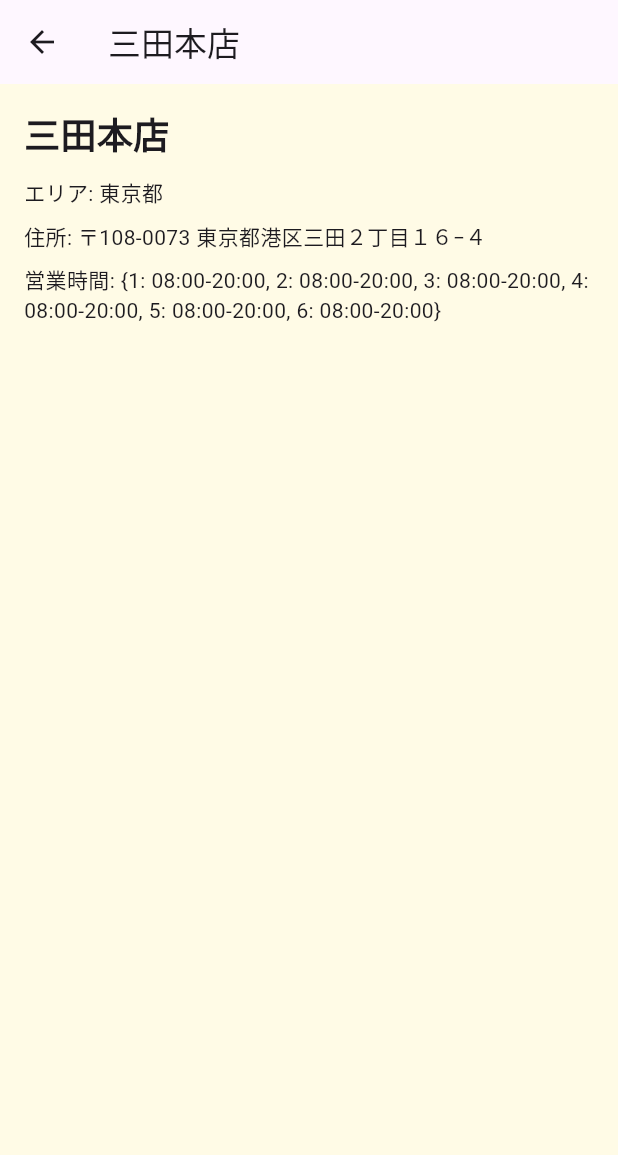
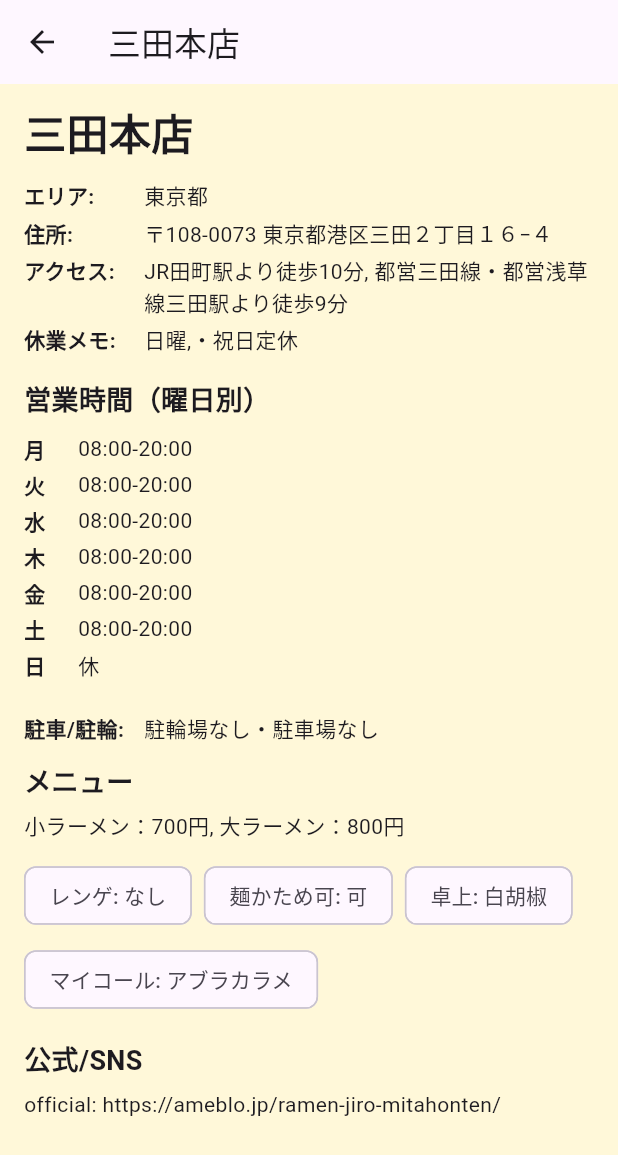
Before and after one commit to RamenJiro-vocational-school/ramen_jiro_vocational_school, a Flutter app: the screen it shows after launch, after a tap on "三田本店", on a phone screen of 412 x 824 dp. Shown: the top 1155 px of the screen. Run offline on Flutter 3.47's test engine with Material 3 defaults, Android fonts, the phone set to English and light mode, and no system bars.

Commit message:
JSON完了！

```diff
--- a/lib/main.dart
+++ b/lib/main.dart
@@ -14,8 +14,8 @@ class MyApp extends StatelessWidget {
       title: 'ラーメン二郎データベース',
       theme: ThemeData(
         primarySwatch: Colors.yellow,
-        scaffoldBackgroundColor: const Color(0xFFFFFBE6), // 薄黄色の背景にしても◎
-        useMaterial3: true, // Material3を使う場合（好みで調整）
+        scaffoldBackgroundColor: const Color(0xFFFFFBE6), // 薄黄色の背景か悩み中
+        useMaterial3: true, // Material3を使う場合
       ),
       home: const HomePage(), // ← ここをホームページに変更
     );
--- a/lib/models/jiro_store.dart
+++ b/lib/models/jiro_store.dart
@@ -1,27 +1,99 @@
 class JiroStore {
   final String name;
+  final String? kana;
   final String area;
   final String address;
+
+  /// 月:1〜日:7
   final List<int> openDays;
+
+  /// 例: { "1": "11:00-14:30, 17:00-21:00", ... }
   final Map<String, String>? businessHours;
+
+  final String? holidayNote;
+  final double? lat;
+  final double? lng;
+  final String? access;
+
+  /// 例: { "twitter": "...", "instagram": "...", "official": "..." }
+  final Map<String, String>? sns;
+
+  final String? menu;
+  final String? image;
+  final bool? hasRenge;
+  final List<String>? seasonings;
+  final bool? boilAdjustable;
+  final String? parkingInfo;
+  final String? memo;
+  final bool? stamp;
+  final bool? visited;
+  final String? customCall;
 
   JiroStore({
     required this.name,
+    this.kana,
     required this.area,
     required this.address,
     required this.openDays,
     this.businessHours,
+    this.holidayNote,
+    this.lat,
+    this.lng,
+    this.access,
+    this.sns,
+    this.menu,
+    this.image,
+    this.hasRenge,
+    this.seasonings,
+    this.boilAdjustable,
+    this.parkingInfo,
+    this.memo,
+    this.stamp,
+    this.visited,
+    this.customCall,
   });
 
   factory JiroStore.fromJson(Map<String, dynamic> json) {
+    Map<String, String>? _hours;
+    if (json['business_hours'] != null) {
+      // 動的 → Map<String, String> へ安全に変換
+      _hours = (json['business_hours'] as Map).map(
+        (k, v) => MapEntry(k.toString(), v?.toString() ?? ''),
+      );
+    }
+
     return JiroStore(
-      name: json['name'],
-      area: json['area'],
-      address: json['address'],
-      openDays: List<int>.from(json['openDays']),
-      businessHours: json['business_hours'] != null
-          ? Map<String, String>.from(json['business_hours'])
-          : null,
+      name: json['name'] ?? '',
+      kana: json['kana'],
+      area: json['area'] ?? '',
+      address: json['address'] ?? '',
+      openDays: (json['openDays'] as List<dynamic>? ?? [])
+          .map((e) => int.tryParse(e.toString()) ?? 0)
+          .where((e) => e >= 1 && e <= 7)
+          .toList(),
+      businessHours: _hours,
+      holidayNote: json['holidayNote'],
+      lat: (json['lat'] as num?)?.toDouble(),
+      lng: (json['lng'] as num?)?.toDouble(),
+      access: json['access'],
+      sns: (json['sns'] as Map?)?.map(
+        (k, v) => MapEntry(k.toString(), v?.toString() ?? ''),
+      ),
+      menu: json['menu'],
+      image: json['image'],
+      hasRenge: json['hasRenge'] as bool?,
+      seasonings: (json['seasonings'] as List<dynamic>?)
+          ?.map((e) => e.toString())
+          .toList(),
+      boilAdjustable: json['boilAdjustable'] as bool?,
+      parkingInfo: json['parkingInfo'],
+      memo: json['memo'],
+      stamp: json['stamp'] as bool?,
+      visited: json['visited'] as bool?,
+      customCall: json['customCall'],
     );
   }
+
+  /// 指定曜日(1〜7)の営業時間（なければ空文字）
+  String hoursOf(int weekday) => businessHours?['$weekday'] ?? '';
 }
--- a/lib/pages/store_detail.dart
+++ b/lib/pages/store_detail.dart
@@ -2,33 +2,175 @@ import 'package:flutter/material.dart';
 import '../models/jiro_store.dart';
 
 class StoreDetailPage extends StatelessWidget {
+  const StoreDetailPage({super.key, required this.store});
   final JiroStore store;
 
-  const StoreDetailPage({super.key, required this.store});
+  static const _weekdayJp = ['月', '火', '水', '木', '金', '土', '日'];
+
+  /// 営業時間テーブル（曜日ごと）
+  Widget _buildHoursTable() {
+    return Column(
+      crossAxisAlignment: CrossAxisAlignment.start,
+      children: List.generate(7, (i) {
+        final weekday = i + 1; // 1..7
+        final hours = store.hoursOf(weekday);
+        final display = (hours.isEmpty) ? '休' : hours;
+        return Padding(
+          padding: const EdgeInsets.symmetric(vertical: 2),
+          child: Row(
+            children: [
+              SizedBox(
+                width: 28,
+                child: Text(
+                  _weekdayJp[i],
+                  style: const TextStyle(fontWeight: FontWeight.bold),
+                ),
+              ),
+              const SizedBox(width: 8),
+              Expanded(child: Text(display)),
+            ],
+          ),
+        );
+      }),
+    );
+  }
+
+  Widget _buildChipRow() {
+    final chips = <Widget>[];
+
+    if (store.hasRenge != null) {
+      chips.add(Chip(label: Text('レンゲ: ${store.hasRenge! ? 'あり' : 'なし'}')));
+    }
+    if (store.boilAdjustable != null) {
+      chips.add(
+        Chip(label: Text('麺かため可: ${store.boilAdjustable! ? '可' : '不可'}')),
+      );
+    }
+    if ((store.seasonings ?? []).isNotEmpty) {
+      chips.add(Chip(label: Text('卓上: ${store.seasonings!.join(' / ')}')));
+    }
+    if (store.customCall != null && store.customCall!.isNotEmpty) {
+      chips.add(Chip(label: Text('マイコール: ${store.customCall}')));
+    }
+
+    if (chips.isEmpty) return const SizedBox.shrink();
+    return Wrap(spacing: 8, runSpacing: 8, children: chips);
+  }
 
   @override
   Widget build(BuildContext context) {
     return Scaffold(
+      backgroundColor: const Color(0xFFFFF8D9),
       appBar: AppBar(title: Text(store.name)),
-      body: Padding(
-        padding: const EdgeInsets.all(16.0),
+      body: SingleChildScrollView(
+        padding: const EdgeInsets.fromLTRB(16, 12, 16, 32),
         child: Column(
           crossAxisAlignment: CrossAxisAlignment.start,
           children: [
+            // 店名
             Text(
               store.name,
-              style: const TextStyle(fontSize: 24, fontWeight: FontWeight.bold),
+              style: const TextStyle(fontSize: 28, fontWeight: FontWeight.bold),
             ),
             const SizedBox(height: 12),
-            Text("エリア: ${store.area}"),
+
+            // 基本情報
+            _InfoRow(label: 'エリア', value: store.area),
+            const SizedBox(height: 4),
+            _InfoRow(label: '住所', value: store.address),
+            if ((store.access ?? '').isNotEmpty) ...[
+              const SizedBox(height: 4),
+              _InfoRow(label: 'アクセス', value: store.access!),
+            ],
+            if ((store.holidayNote ?? '').isNotEmpty) ...[
+              const SizedBox(height: 4),
+              _InfoRow(label: '休業メモ', value: store.holidayNote!),
+            ],
+            const SizedBox(height: 16),
+
+            // 営業時間
+            const Text(
+              '営業時間（曜日別）',
+              style: TextStyle(fontSize: 18, fontWeight: FontWeight.bold),
+            ),
             const SizedBox(height: 8),
-            Text("住所: ${store.address}"),
-            const SizedBox(height: 8),
-            if (store.businessHours != null)
-              Text("営業時間: ${store.businessHours}"),
+            _buildHoursTable(),
+            const SizedBox(height: 16),
+
+            // 駐車場・メモなど
+            if ((store.parkingInfo ?? '').isNotEmpty) ...[
+              const SizedBox(height: 4),
+              _InfoRow(label: '駐車/駐輪', value: store.parkingInfo!),
+            ],
+            if ((store.menu ?? '').isNotEmpty) ...[
+              const SizedBox(height: 12),
+              const Text(
+                'メニュー',
+                style: TextStyle(fontSize: 18, fontWeight: FontWeight.bold),
+              ),
+              const SizedBox(height: 6),
+              Text(store.menu!),
+            ],
+            const SizedBox(height: 12),
+
+            // チップ群（レンゲ/麺硬め/卓上調味料 など）
+            _buildChipRow(),
+            const SizedBox(height: 16),
+
+            // SNS
+            if ((store.sns ?? {}).isNotEmpty) ...[
+              const Text(
+                '公式/SNS',
+                style: TextStyle(fontSize: 18, fontWeight: FontWeight.bold),
+              ),
+              const SizedBox(height: 6),
+              Column(
+                crossAxisAlignment: CrossAxisAlignment.start,
+                children: (store.sns!.entries)
+                    .where((e) => (e.value).toString().isNotEmpty)
+                    .map((e) => Text('${e.key}: ${e.value}'))
+                    .toList(),
+              ),
+            ],
+
+            // 備考
+            if ((store.memo ?? '').isNotEmpty) ...[
+              const SizedBox(height: 16),
+              const Text(
+                'メモ',
+                style: TextStyle(fontSize: 18, fontWeight: FontWeight.bold),
+              ),
+              const SizedBox(height: 6),
+              Text(store.memo!),
+            ],
+            const SizedBox(height: 24),
           ],
         ),
       ),
     );
   }
 }
+
+class _InfoRow extends StatelessWidget {
+  const _InfoRow({required this.label, required this.value});
+  final String label;
+  final String value;
+
+  @override
+  Widget build(BuildContext context) {
+    return Row(
+      crossAxisAlignment: CrossAxisAlignment.start,
+      children: [
+        SizedBox(
+          width: 72,
+          child: Text(
+            '$label:',
+            style: const TextStyle(fontWeight: FontWeight.bold),
+          ),
+        ),
+        const SizedBox(width: 8),
+        Expanded(child: Text(value)),
+      ],
+    );
+  }
+}
--- a/pubspec.yaml
+++ b/pubspec.yaml
@@ -31,6 +31,9 @@ dependencies:
   flutter:
     sdk: flutter
 
+  flutter_map: ^7.0.2
+  latlong2: ^0.9.1
+  url_launcher: ^6.3.0
   # The following adds the Cupertino Icons font to your application.
   # Use with the CupertinoIcons class for iOS style icons.
   cupertino_icons: ^1.0.8
```
Also changed, not shown: pubspec.lock, 5 other files.
